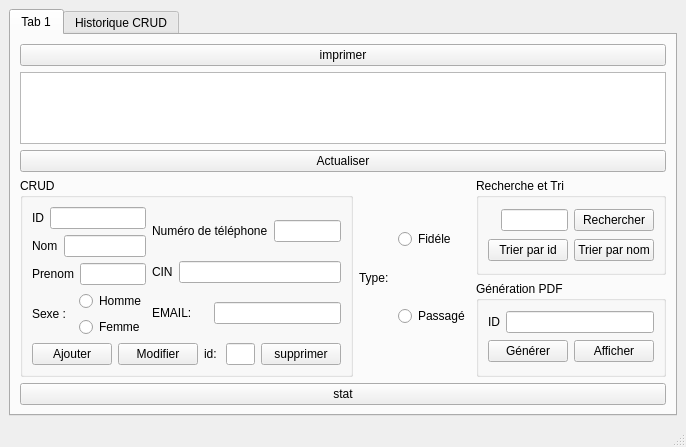
The window that mainwindow.ui (bybyadly/Smart-Tech-Store-2A9) describes before a commit, drawn with Qt 5.
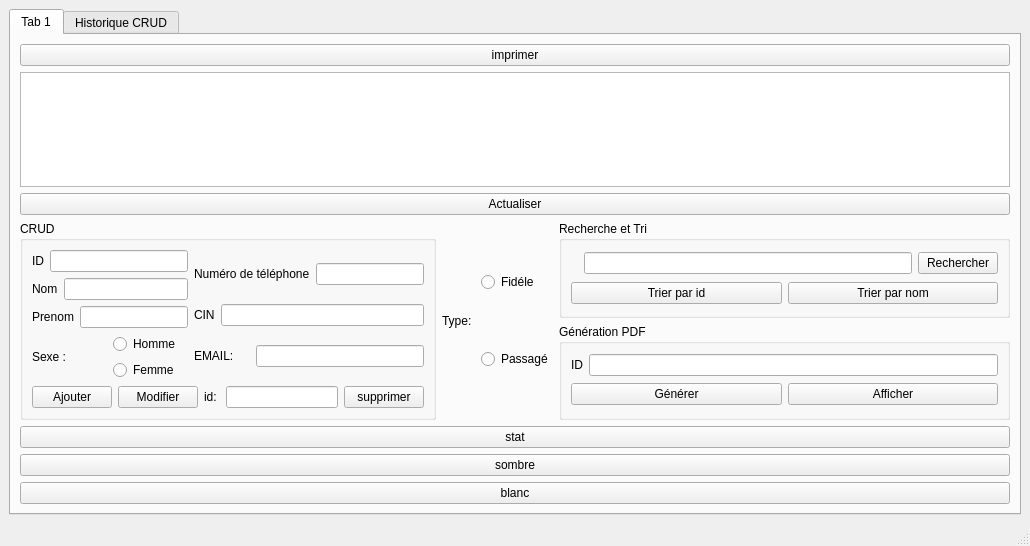
The same window after the commit. Icons and pictures are not drawn.

What changed in the file:
```diff
--- a/mainwindow.ui
+++ b/mainwindow.ui
@@ -6,8 +6,8 @@
    <rect>
     <x>0</x>
     <y>0</y>
-    <width>686</width>
-    <height>431</height>
+    <width>1030</width>
+    <height>546</height>
    </rect>
   </property>
   <property name="windowTitle">
@@ -381,6 +381,20 @@
           </property>
          </widget>
         </item>
+        <item>
+         <widget class="QPushButton" name="pushButton_sombre">
+          <property name="text">
+           <string>sombre</string>
+          </property>
+         </widget>
+        </item>
+        <item>
+         <widget class="QPushButton" name="pushButton_blanc">
+          <property name="text">
+           <string>blanc</string>
+          </property>
+         </widget>
+        </item>
        </layout>
        <zorder>layoutWidget</zorder>
        <zorder>layoutWidget</zorder>
```
Left out of the diff: 15 changed lines with no effect on the pictures.
